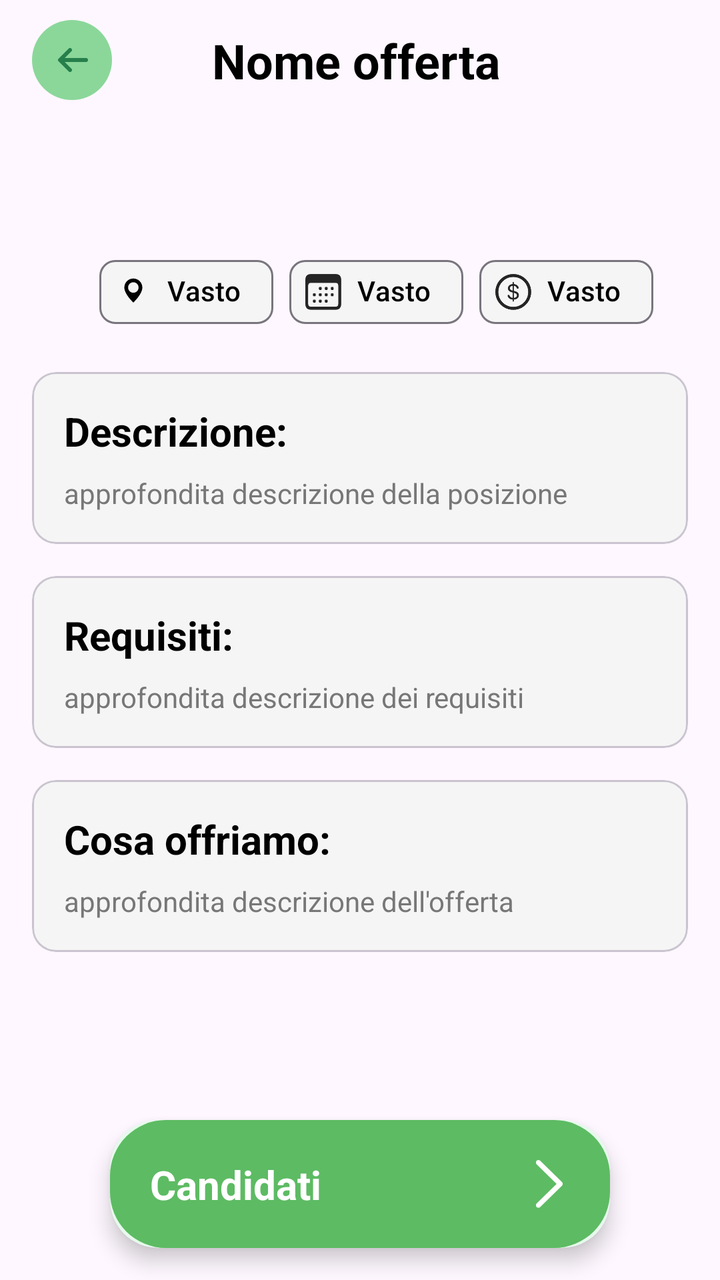
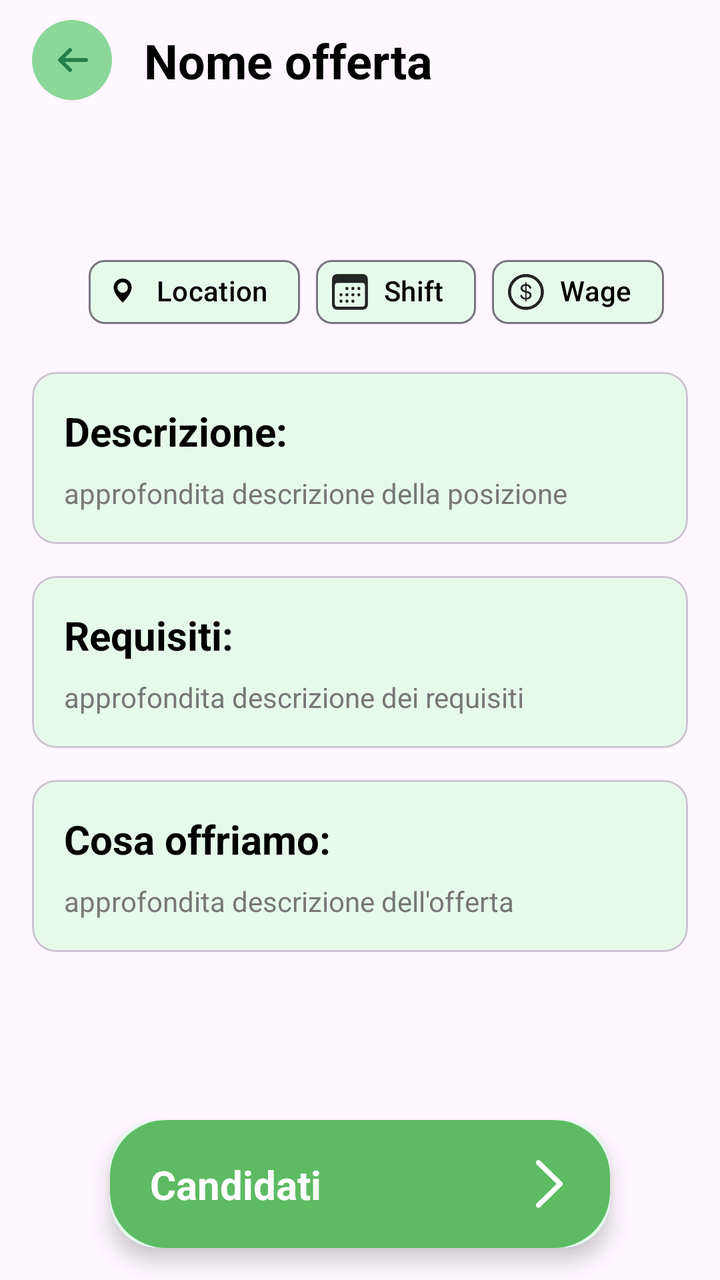

Compare the two renders of this Android layout. The source of the first and the diff that turns it into the second are given below.
<!-- AndroidManifest.xml: application theme Theme.SuperSpan -->
<!-- res/layout/fragment_job_offer.xml -->
<?xml version="1.0" encoding="utf-8"?>
<FrameLayout xmlns:android="http://schemas.android.com/apk/res/android"
    xmlns:tools="http://schemas.android.com/tools"
    xmlns:app="http://schemas.android.com/apk/res-auto"
    android:layout_width="match_parent"
    android:layout_height="match_parent"
    tools:context=".ui.fragment.JobOfferFragment">


    <androidx.constraintlayout.widget.ConstraintLayout
        android:layout_width="match_parent"
        android:layout_height="match_parent"
        android:orientation="vertical">

        <androidx.constraintlayout.widget.ConstraintLayout
            android:id="@+id/topBar"
            android:layout_width="match_parent"
            android:layout_height="wrap_content"
            android:orientation="horizontal"
            app:layout_constraintStart_toStartOf="parent"
            app:layout_constraintTop_toTopOf="parent"
            android:layout_marginTop="10dp">

            
            <androidx.appcompat.widget.AppCompatImageView
                android:id="@+id/btnBackTop"
                android:layout_width="40dp"
                android:layout_height="40dp"
                android:background="@drawable/bg_circle_button"
                android:padding="8dp"
                android:layout_marginStart="16dp"
                app:layout_constraintBottom_toBottomOf="parent"
                app:layout_constraintStart_toStartOf="parent"
                app:layout_constraintTop_toTopOf="parent"
                app:srcCompat="@drawable/ic_back"
                app:tint="@color/greenIcon" />

            
            <TextView
                android:id="@+id/offer_title"
                style="@style/textProduct"
                android:layout_width="wrap_content"
                android:layout_height="wrap_content"
                android:layout_gravity="bottom"
                android:text="Nome offerta"
                android:textColor="@color/black"
                android:textSize="24sp"
                app:layout_constraintBottom_toBottomOf="parent"
                app:layout_constraintEnd_toEndOf="parent"
                app:layout_constraintHorizontal_bias="0.45"
                app:layout_constraintStart_toStartOf="@+id/btnBackTop"
                app:layout_constraintTop_toTopOf="parent" />

        </androidx.constraintlayout.widget.ConstraintLayout>

        <ImageView
            android:id="@+id/topImage"
            android:layout_width="match_parent"
            android:layout_height="40dp"
            android:layout_marginTop="16dp"
            app:layout_constraintStart_toStartOf="parent"
            app:layout_constraintTop_toBottomOf="@+id/topBar"/>

        <androidx.constraintlayout.widget.ConstraintLayout
            android:id="@+id/layoutInfo"
            android:layout_width="match_parent"
            android:layout_height="wrap_content"
            android:layout_marginStart="16dp"
            android:layout_marginTop="16dp"
            android:orientation="horizontal"
            app:layout_constraintStart_toStartOf="parent"
            app:layout_constraintTop_toBottomOf="@+id/topImage">


            

            <com.google.android.material.chip.ChipGroup
                android:id="@+id/chipGroup"
                android:layout_width="wrap_content"
                android:layout_height="wrap_content"
                app:layout_constraintEnd_toEndOf="parent"
                app:layout_constraintStart_toStartOf="parent"
                app:layout_constraintTop_toTopOf="parent">

                <com.google.android.material.chip.Chip
                    android:id="@+id/offer_location"
                    android:layout_width="wrap_content"
                    android:layout_height="wrap_content"
                    android:text="Vasto"
                    app:chipIcon="@drawable/ic_location_pin_black" />

                <com.google.android.material.chip.Chip
                    android:id="@+id/offer_shift"
                    android:layout_width="wrap_content"
                    android:layout_height="wrap_content"
                    android:text="Vasto"
                    app:chipIcon="@drawable/ic_calendar" />

                <com.google.android.material.chip.Chip
                    android:id="@+id/offer_wage"
                    android:layout_width="wrap_content"
                    android:layout_height="wrap_content"
                    android:text="Vasto"
                    app:chipIcon="@drawable/dollarsign_circle" />
            </com.google.android.material.chip.ChipGroup>



        </androidx.constraintlayout.widget.ConstraintLayout>


        


        <com.google.android.material.card.MaterialCardView
            android:id="@+id/layoutDesc"
            android:layout_width="match_parent"
            android:layout_height="wrap_content"
            android:layout_marginStart="16dp"
            android:layout_marginEnd="16dp"
            android:layout_marginTop="16dp"
            app:layout_constraintStart_toStartOf="parent"
            app:layout_constraintTop_toBottomOf="@+id/layoutInfo">

            <LinearLayout
                android:layout_width="match_parent"
                android:layout_height="match_parent"
                android:orientation="vertical"
                android:padding="16dp">

                <TextView
                    android:id="@+id/descrizione"
                    style="@style/textProduct"
                    android:layout_width="wrap_content"
                    android:layout_height="wrap_content"
                    android:text="Descrizione:"
                    android:textColor="@color/black"
                    android:textSize="20dp" />

                <TextView
                    android:id="@+id/offer_description"
                    style="@style/descProduct"
                    android:layout_width="wrap_content"
                    android:layout_height="wrap_content"
                    android:layout_marginTop="8dp"
                    android:text="approfondita descrizione della posizione" />

            </LinearLayout>
        </com.google.android.material.card.MaterialCardView>

        <com.google.android.material.card.MaterialCardView
            android:id="@+id/layoutReq"
            android:layout_width="match_parent"
            android:layout_height="wrap_content"
            android:layout_marginStart="16dp"
            android:layout_marginEnd="16dp"
            android:layout_marginTop="16dp"
            app:layout_constraintStart_toStartOf="parent"
            app:layout_constraintTop_toBottomOf="@+id/layoutDesc">

            <LinearLayout
                android:layout_width="match_parent"
                android:layout_height="match_parent"
                android:orientation="vertical"
                android:padding="16dp">

                <TextView
                    android:id="@+id/requisiti"
                    style="@style/textProduct"
                    android:layout_width="wrap_content"
                    android:layout_height="wrap_content"
                    android:text="Requisiti:"
                    android:textColor="@color/black"
                    android:textSize="20dp" />

                <TextView
                    android:id="@+id/offer_requisiti"
                    style="@style/descProduct"
                    android:layout_width="wrap_content"
                    android:layout_height="wrap_content"
                    android:layout_marginTop="8dp"
                    android:text="approfondita descrizione dei requisiti" />

            </LinearLayout>
        </com.google.android.material.card.MaterialCardView>

        <com.google.android.material.card.MaterialCardView
            android:id="@+id/layoutOffer"
            android:layout_width="match_parent"
            android:layout_height="wrap_content"
            android:layout_marginStart="16dp"
            android:layout_marginEnd="16dp"
            android:layout_marginTop="16dp"
            app:layout_constraintStart_toStartOf="parent"
            app:layout_constraintTop_toBottomOf="@+id/layoutReq">

            <LinearLayout
                android:layout_width="match_parent"
                android:layout_height="match_parent"
                android:orientation="vertical"
                android:padding="16dp">

                <TextView
                    android:id="@+id/offerta"
                    style="@style/textProduct"
                    android:layout_width="wrap_content"
                    android:layout_height="wrap_content"
                    android:text="Cosa offriamo:"
                    android:textColor="@color/black"
                    android:textSize="20dp" />

                <TextView
                    android:id="@+id/offer_offerta"
                    style="@style/descProduct"
                    android:layout_width="wrap_content"
                    android:layout_height="wrap_content"
                    android:layout_marginTop="8dp"
                    android:text="approfondita descrizione dell'offerta" />

            </LinearLayout>
        </com.google.android.material.card.MaterialCardView>

        <com.google.android.material.card.MaterialCardView
            android:id="@+id/btn_candidati"
            android:layout_width="250dp"
            android:layout_height="64dp"
            android:layout_marginBottom="16dp"
            app:cardBackgroundColor="#E6FAEC"
            app:cardCornerRadius="24dp"
            app:cardElevation="6dp"
            app:cardPreventCornerOverlap="true"
            app:strokeWidth="0dp"
            app:layout_constraintBottom_toBottomOf="parent"
            app:layout_constraintEnd_toEndOf="parent"
            app:layout_constraintStart_toStartOf="parent"
            >

            <androidx.constraintlayout.widget.ConstraintLayout
                android:layout_width="match_parent"
                android:layout_height="match_parent"
                style="@style/Widget.SuperSpan.Button.Primary"
                android:paddingHorizontal="20dp">
                <TextView
                    android:layout_width="wrap_content"
                    android:layout_height="wrap_content"
                    android:text="Candidati"
                    android:textColor="#FFFFFF"
                    android:textSize="20sp"
                    android:textStyle="bold"
                    app:layout_constraintBottom_toBottomOf="parent"
                    app:layout_constraintStart_toStartOf="parent"
                    app:layout_constraintTop_toTopOf="parent" />
                <ImageView
                    android:layout_width="24dp"
                    android:layout_height="24dp"
                    android:src="@drawable/chevron_right_white"
                    app:layout_constraintBottom_toBottomOf="parent"
                    app:layout_constraintEnd_toEndOf="parent"
                    app:layout_constraintTop_toTopOf="parent" />
            </androidx.constraintlayout.widget.ConstraintLayout>

        </com.google.android.material.card.MaterialCardView>


    </androidx.constraintlayout.widget.ConstraintLayout>

</FrameLayout>
<!-- resources referenced by this layout -->
<resources>
  <color name="black">#FF000000</color>
  <color name="greenIcon">#267F4B</color>
  <!-- drawable bg_circle_button (drawable) -->
  <?xml version="1.0" encoding="utf-8"?>
  <ripple xmlns:android="http://schemas.android.com/apk/res/android"
      android:color="?attr/colorControlHighlight">
  
      
      <item>
          <shape android:shape="oval">
              <size android:width="44dp" android:height="44dp"/>
              <solid android:color="@color/greenNav"/>
          </shape>
      </item>
  
      
      <item android:id="@android:id/mask">
          <shape android:shape="oval">
              <size android:width="44dp" android:height="44dp"/>
              <solid android:color="#FFFFFFFF"/>
          </shape>
      </item>
  </ripple>
  <!-- drawable ic_location_pin_black (drawable) -->
  <vector xmlns:android="http://schemas.android.com/apk/res/android"
      android:width="20dp"
      android:height="20dp"
      android:viewportWidth="24"
      android:viewportHeight="24">
      
  
      <group android:translateY="1">
          <path
              android:fillColor="@color/black"
              android:pathData="M12,2C8.686,2 6,4.686 6,8c0,4.5 6,10 6,10s6,-5.5 6,-10c0,-3.314 -2.686,-6 -6,-6zM12,11.5
                                c-1.933,0 -3.5,-1.567 -3.5,-3.5s1.567,-3.5 3.5,-3.5 3.5,1.567 3.5,3.5 -1.567,3.5 -3.5,3.5z"/>
      </group>
  </vector>
  <style name="Widget.SuperSpan.Button.Primary" parent="Widget.Material3.Button">
          <item name="android:background">@drawable/bg_button_primary_pill</item>
          <item name="android:textColor">@android:color/white</item>
          <item name="android:minHeight">56dp</item>
          <item name="android:textStyle">bold</item>
          <item name="android:textAllCaps">false</item>
          
          <item name="android:insetLeft">0dp</item>
          <item name="android:insetRight">0dp</item>
          <item name="android:insetTop">0dp</item>
          <item name="android:insetBottom">0dp</item>
      </style>
  <style name="descProduct">
          <item name="android:textColor">#777777</item>
          <item name="android:textSize">14sp</item>
      </style>
  <style name="textProduct">
          <item name="android:textStyle">bold</item>
          <item name="android:textSize">14sp</item>
      </style>
  <style name="Theme.SuperSpan" parent="Base.Theme.SuperSpan" />
  <color name="greenNav">#8BD79A</color>
  <!-- drawable bg_button_primary_pill (drawable) -->
  <ripple xmlns:android="http://schemas.android.com/apk/res/android"
      android:color="?attr/colorSecondary">
      <item>
          <shape android:shape="rectangle">
              <solid android:color="@color/brand_primary" />
              <corners android:radius="28dp" />
          </shape>
      </item>
  </ripple>
  <color name="brand_primary">#5DBB63</color>
  <color name="text_primary">#FF000000</color>
  <color name="text_secondary">#8A000000</color>
  <color name="brand_secondary">#1E8C4A</color>
  <color name="surface_color">#FFF5F5F5</color>
  <!-- unchanged entries left out for length: 5 -->
</resources>

<!-- the commit's change to res/layout/fragment_job_offer.xml (unified diff, before → after) -->
@@ -46,10 +46,9 @@
                 android:textColor="@color/black"
                 android:textSize="24sp"
                 app:layout_constraintBottom_toBottomOf="parent"
-                app:layout_constraintEnd_toEndOf="parent"
-                app:layout_constraintHorizontal_bias="0.45"
-                app:layout_constraintStart_toStartOf="@+id/btnBackTop"
-                app:layout_constraintTop_toTopOf="parent" />
+                app:layout_constraintStart_toEndOf="@+id/btnBackTop"
+                app:layout_constraintTop_toTopOf="parent"
+                android:layout_marginStart="16dp"/>
 
         </androidx.constraintlayout.widget.ConstraintLayout>
 
@@ -86,22 +85,27 @@
                     android:id="@+id/offer_location"
                     android:layout_width="wrap_content"
                     android:layout_height="wrap_content"
-                    android:text="Vasto"
-                    app:chipIcon="@drawable/ic_location_pin_black" />
+                    android:text="Location"
+                    app:chipBackgroundColor="@color/bg_product_color"
+                    app:chipIcon="@drawable/ic_location_pin_black"
+                    />
 
                 <com.google.android.material.chip.Chip
                     android:id="@+id/offer_shift"
                     android:layout_width="wrap_content"
                     android:layout_height="wrap_content"
-                    android:text="Vasto"
-                    app:chipIcon="@drawable/ic_calendar" />
+                    android:text="Shift"
+                    app:chipBackgroundColor="@color/bg_product_color"
+                    app:chipIcon="@drawable/ic_calendar"/>
 
                 <com.google.android.material.chip.Chip
                     android:id="@+id/offer_wage"
                     android:layout_width="wrap_content"
                     android:layout_height="wrap_content"
-                    android:text="Vasto"
-                    app:chipIcon="@drawable/dollarsign_circle" />
+                    android:text="Wage"
+                    app:chipBackgroundColor="@color/bg_product_color"
+                    app:chipIcon="@drawable/dollarsign_circle"
+                    />
             </com.google.android.material.chip.ChipGroup>
 
 
@@ -126,7 +130,9 @@
                 android:layout_width="match_parent"
                 android:layout_height="match_parent"
                 android:orientation="vertical"
-                android:padding="16dp">
+                android:padding="16dp"
+                android:background="@drawable/bg_product"
+                >
 
                 <TextView
                     android:id="@+id/descrizione"
@@ -162,7 +168,9 @@
                 android:layout_width="match_parent"
                 android:layout_height="match_parent"
                 android:orientation="vertical"
-                android:padding="16dp">
+                android:padding="16dp"
+                android:background="@drawable/bg_product"
+                >
 
                 <TextView
                     android:id="@+id/requisiti"
@@ -198,7 +206,9 @@
                 android:layout_width="match_parent"
                 android:layout_height="match_parent"
                 android:orientation="vertical"
-                android:padding="16dp">
+                android:padding="16dp"
+                android:background="@drawable/bg_product"
+                >
 
                 <TextView
                     android:id="@+id/offerta"
<!-- resource entries referenced after the edit -->
@@ -1,5 +1,6 @@
 <!-- resources referenced by this layout -->
 <resources>
+  <color name="bg_product_color">#E6FAEC</color>
   <color name="black">#FF000000</color>
   <color name="greenIcon">#267F4B</color>
   <!-- drawable bg_circle_button (drawable) -->
@@ -23,6 +24,19 @@
           </shape>
       </item>
   </ripple>
+  <!-- drawable bg_product (drawable) -->
+  <?xml version="1.0" encoding="utf-8"?>
+  <shape xmlns:android="http://schemas.android.com/apk/res/android">
+      
+      <solid android:color="@color/bg_product_color" />
+      <corners android:radius="16dp" />
+      
+      <padding
+          android:left="12dp"
+          android:top="12dp"
+          android:right="12dp"
+          android:bottom="12dp" />
+  </shape>
   <!-- drawable ic_location_pin_black (drawable) -->
   <vector xmlns:android="http://schemas.android.com/apk/res/android"
       android:width="20dp"
